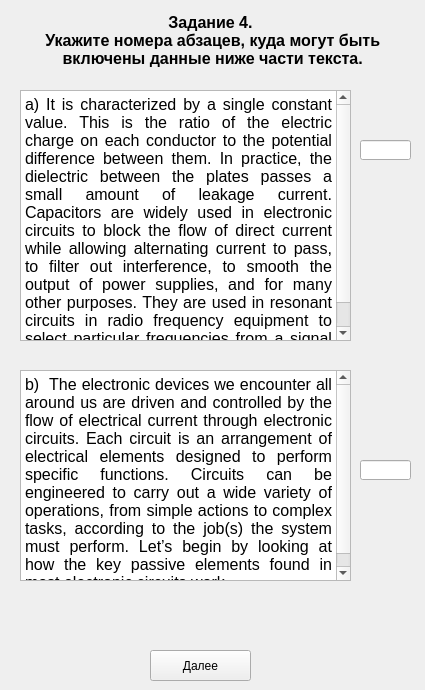
The window that client/UI/variant_2/zadanie4_part2_var2.ui (Scykorr/dmitr_client_serv_test) describes before a commit, drawn with Qt 5.
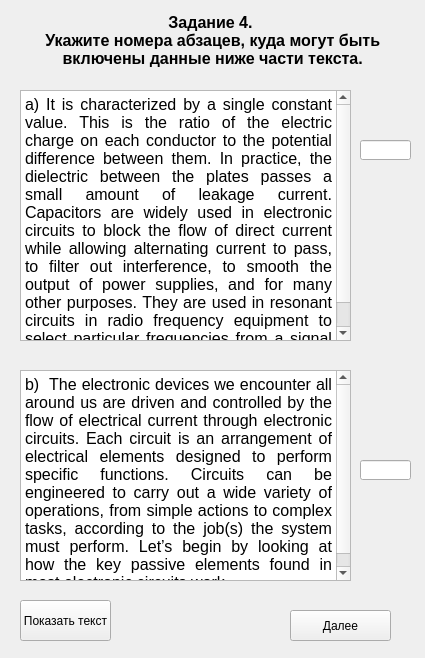
The same window after the commit.

Commit message: add variant_2.py, zadanie4_part2_var1(2).py adds bottons for text

```diff
--- a/client/UI/variant_2/zadanie4_part2_var2.ui
+++ b/client/UI/variant_2/zadanie4_part2_var2.ui
@@ -7,7 +7,7 @@
     <x>0</x>
     <y>0</y>
     <width>425</width>
-    <height>690</height>
+    <height>658</height>
    </rect>
   </property>
   <property name="windowTitle">
@@ -48,8 +48,8 @@
   <widget class="QPushButton" name="pushButton_answer">
    <property name="geometry">
     <rect>
-     <x>150</x>
-     <y>650</y>
+     <x>290</x>
+     <y>610</y>
      <width>101</width>
      <height>31</height>
     </rect>
@@ -112,6 +112,19 @@
     </rect>
    </property>
   </widget>
+  <widget class="QPushButton" name="pushButton_show_text">
+   <property name="geometry">
+    <rect>
+     <x>20</x>
+     <y>600</y>
+     <width>91</width>
+     <height>41</height>
+    </rect>
+   </property>
+   <property name="text">
+    <string>Показать текст</string>
+   </property>
+  </widget>
  </widget>
  <resources/>
  <connections/>
```
The commit also changes 7 other files.
